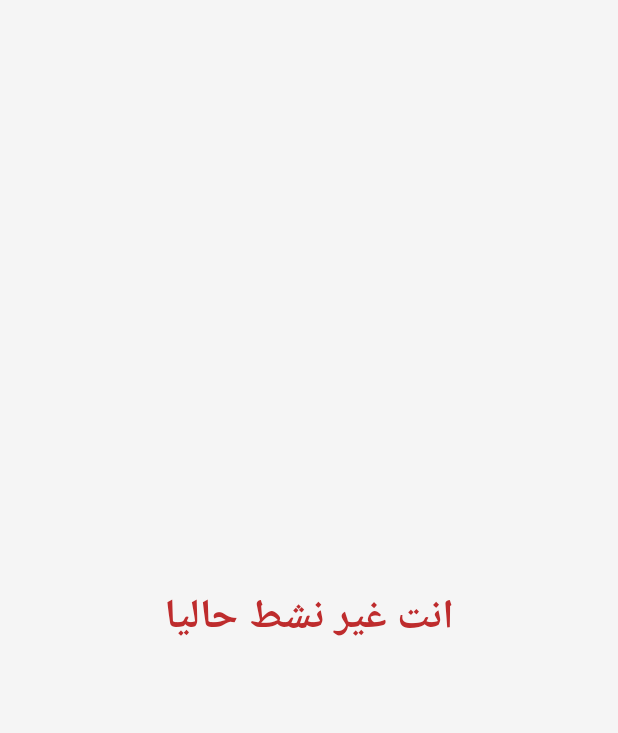
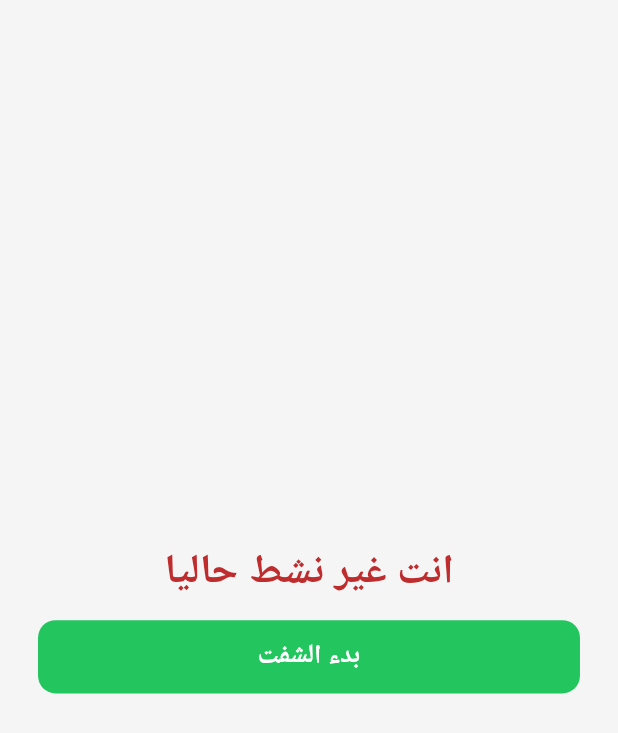
Before and after one commit to abdelrahman-ashraf-abdelkarim/door-fast, a Flutter app: the HomeShell screen opened directly, on a phone screen of 412 x 824 dp. Shown: the top 733 px of the screen. Run offline on Flutter 3.47's test engine with Material 3 defaults, Android fonts, the phone set to English and light mode, and no system bars; our stand-ins replace dio, dotted_border, equatable, firebase_core, firebase_crashlytics, firebase_messaging and 11 more; missing offline and left inert: disable_battery_optimization, pusher_channels_flutter; accounts and stored records are empty; network calls fail; Roboto replaces fonts that are missing (Cairo).

Commit message:
add shift state button ui

```diff
--- /dev/null
+++ b/lib/widgets/custom_button_shift_state.dart
@@ -0,0 +1,39 @@
+import 'package:captain_app/core/constants.dart';
+import 'package:captain_app/cubits/shift_cubit/shift_cubit.dart';
+import 'package:flutter/material.dart';
+import 'package:flutter_bloc/flutter_bloc.dart';
+import 'package:flutter_screenutil/flutter_screenutil.dart';
+
+class CustomButtonShiftState extends StatelessWidget {
+  const CustomButtonShiftState({super.key, required this.isShiftStarted});
+  final bool isShiftStarted;
+
+  @override
+  Widget build(BuildContext context) {
+    return GestureDetector(
+      onTap: () {
+        context.read<ShiftCubit>().toggleShift();
+      },
+      child: Container(
+        width: double.infinity,
+        height: 50.h,
+        decoration: BoxDecoration(
+          borderRadius: BorderRadius.circular(12.r),
+          color: isShiftStarted
+              ? AppColors.loginAccent
+              : AppColors.successGreen,
+        ),
+        child: Center(
+          child: Text(
+            isShiftStarted ? 'إنهاء الشفت' : 'بدء الشفت',
+            style: TextStyle(
+              fontSize: 18.sp,
+              fontWeight: FontWeight.bold,
+              color: Colors.white,
+            ),
+          ),
+        ),
+      ),
+    );
+  }
+}
--- a/lib/widgets/offline_message_widget.dart
+++ b/lib/widgets/offline_message_widget.dart
@@ -1,4 +1,5 @@
 import 'package:captain_app/core/constants.dart';
+import 'package:captain_app/widgets/custom_button_shift_state.dart';
 import 'package:flutter/material.dart';
 import 'package:flutter_screenutil/flutter_screenutil.dart';
 
@@ -10,7 +11,10 @@ class OfflineMessageWidget extends StatelessWidget {
     return Center(
       child: Padding(
         padding: EdgeInsets.symmetric(horizontal: 24.w),
-        child: FittedBox(
+        child: Column(
+          mainAxisAlignment: MainAxisAlignment.center,
+          children: [
+            FittedBox(
               fit: BoxFit.scaleDown,
               child: Text(
                 'انت غير نشط حاليا',
@@ -21,6 +25,10 @@ class OfflineMessageWidget extends StatelessWidget {
                 ),
               ),
             ),
+            SizedBox(height: 12.h),
+            CustomButtonShiftState(isShiftStarted: false),
+          ],
+        ),
       ),
     );
   }
```
Also changed, not shown: lib/cubits/shift_cubit/shift_cubit.dart (+13 -0 lines), lib/services/shift_service.dart (+12 -0 lines), lib/views/dashboard_screen.dart (+6 -5 lines). Lines whose indentation alone changed are shown as unchanged.
